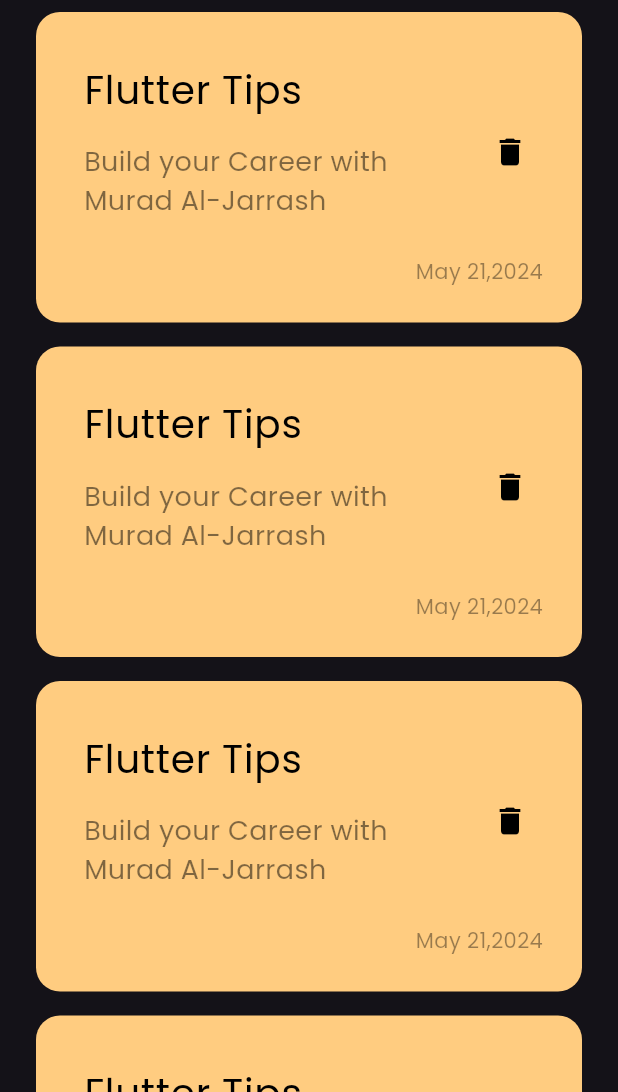
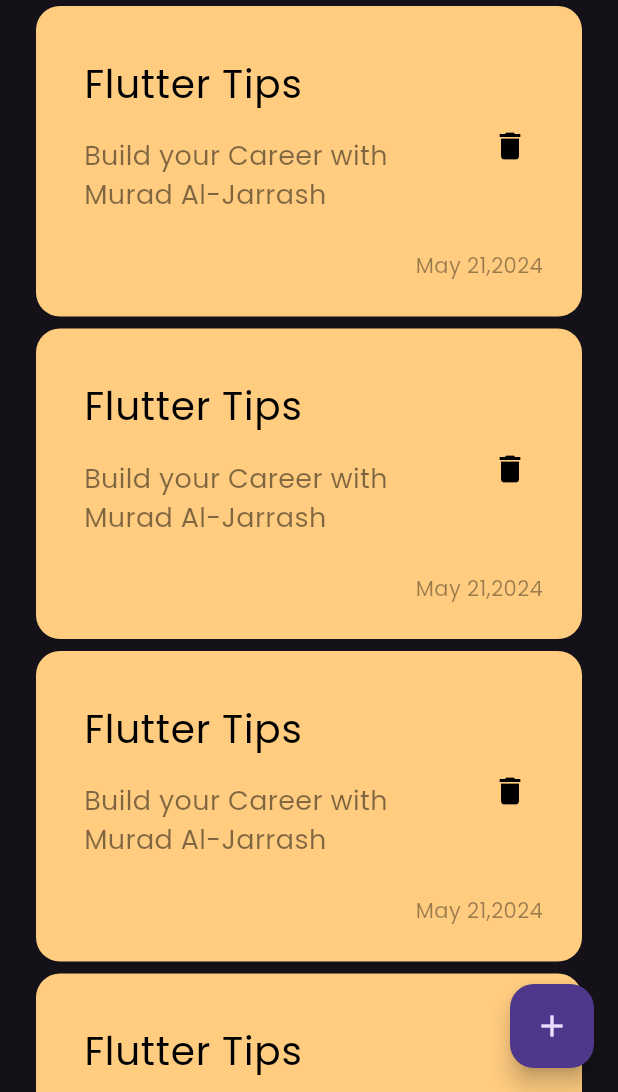
Before and after one commit to Muradfs/notes_app, a Flutter app: the screen it shows after launch, on a phone screen of 412 x 824 dp, the part 144-1236 px from its top. Run offline on Flutter 3.47's test engine with Material 3 defaults, Android fonts, the phone set to English and light mode, and no system bars.

Commit message:
add floting action Button

```diff
--- a/lib/views/note_view.dart
+++ b/lib/views/note_view.dart
@@ -6,8 +6,12 @@ class NotesView extends StatelessWidget {
 
   @override
   Widget build(BuildContext context) {
-    return const Scaffold(
-      body: NotesVeiwBody(),
+    return Scaffold(
+      floatingActionButton: FloatingActionButton(
+        onPressed: () {},
+        child: const Icon(Icons.add),
+      ),
+      body: const NotesVeiwBody(),
     );
   }
 }
--- a/lib/views/widgets/note_list_view.dart
+++ b/lib/views/widgets/note_list_view.dart
@@ -9,7 +9,7 @@ class NotesListView extends StatelessWidget {
   Widget build(BuildContext context) {
     return ListView.builder(itemBuilder: (context, index) {
       return const Padding(
-        padding: EdgeInsets.symmetric(vertical: 8),
+        padding: EdgeInsets.symmetric(vertical: 4),
         child: NoteItems(),
       );
     });
```
